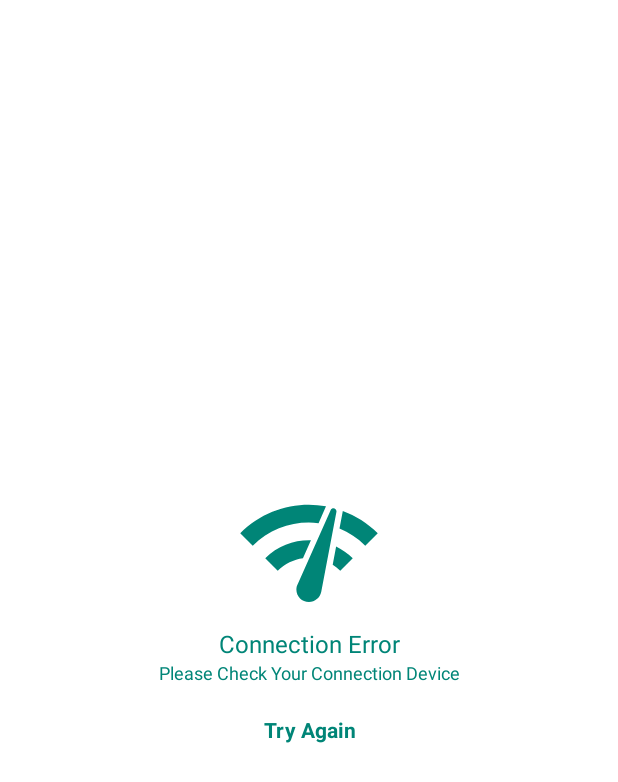
After one commit to iikimamhambali/Trending-Movie-Time, an Android app: the layout layout_empty_state.xml on its own in the app's theme, with its tools: preview values and no code run, on a phone screen of 412 x 824 dp. The commit adds this screen. Shown: the top 782 px of the screen. Run offline under Robolectric (Android 15) with nearby library versions, the phone set to English and light mode, and no system bars.

Commit message:
Configuration empty state and fixing url watch trailer youtube

```diff
--- /dev/null
+++ b/app/src/main/res/drawable/ic_network_check.xml
@@ -0,0 +1,10 @@
+<vector xmlns:android="http://schemas.android.com/apk/res/android"
+    android:width="24dp"
+    android:height="24dp"
+    android:tint="#008577"
+    android:viewportWidth="24.0"
+    android:viewportHeight="24.0">
+    <path
+        android:fillColor="#008577"
+        android:pathData="M15.9,5c-0.17,0 -0.32,0.09 -0.41,0.23l-0.07,0.15 -5.18,11.65c-0.16,0.29 -0.26,0.61 -0.26,0.96 0,1.11 0.9,2.01 2.01,2.01 0.96,0 1.77,-0.68 1.96,-1.59l0.01,-0.03L16.4,5.5c0,-0.28 -0.22,-0.5 -0.5,-0.5zM1,9l2,2c2.88,-2.88 6.79,-4.08 10.53,-3.62l1.19,-2.68C9.89,3.84 4.74,5.27 1,9zM21,11l2,-2c-1.64,-1.64 -3.55,-2.82 -5.59,-3.57l-0.53,2.82c1.5,0.62 2.9,1.53 4.12,2.75zM17,15l2,-2c-0.8,-0.8 -1.7,-1.42 -2.66,-1.89l-0.55,2.92c0.42,0.27 0.83,0.59 1.21,0.97zM5,13l2,2c1.13,-1.13 2.56,-1.79 4.03,-2l1.28,-2.88c-2.63,-0.08 -5.3,0.87 -7.31,2.88z" />
+</vector>
--- /dev/null
+++ b/app/src/main/res/layout/layout_empty_state.xml
@@ -0,0 +1,62 @@
+<?xml version="1.0" encoding="utf-8"?>
+<androidx.constraintlayout.widget.ConstraintLayout xmlns:android="http://schemas.android.com/apk/res/android"
+    xmlns:app="http://schemas.android.com/apk/res-auto"
+    android:id="@+id/sectionEmptyState"
+    android:layout_width="match_parent"
+    android:layout_height="match_parent">
+
+    <androidx.constraintlayout.widget.ConstraintLayout
+        android:layout_width="match_parent"
+        android:layout_height="wrap_content"
+        app:layout_constraintBottom_toBottomOf="parent"
+        app:layout_constraintEnd_toEndOf="parent"
+        app:layout_constraintStart_toStartOf="parent"
+        app:layout_constraintTop_toTopOf="parent">
+
+        <androidx.appcompat.widget.AppCompatImageView
+            android:id="@+id/ivEmpty"
+            android:layout_width="100dp"
+            android:layout_height="100dp"
+            app:layout_constraintEnd_toEndOf="parent"
+            app:layout_constraintStart_toStartOf="parent"
+            app:layout_constraintTop_toTopOf="parent"
+            app:srcCompat="@drawable/ic_network_check" />
+
+        <androidx.appcompat.widget.AppCompatTextView
+            android:id="@+id/tvTitleEmpty"
+            android:layout_width="wrap_content"
+            android:layout_height="wrap_content"
+            android:text="@string/label_title_error_connection"
+            android:textColor="@color/colorPrimary"
+            android:textSize="16sp"
+            app:layout_constraintEnd_toEndOf="@+id/ivEmpty"
+            app:layout_constraintStart_toStartOf="@+id/ivEmpty"
+            app:layout_constraintTop_toBottomOf="@+id/ivEmpty" />
+
+        <androidx.appcompat.widget.AppCompatTextView
+            android:id="@+id/tvSubtitleEmpty"
+            android:layout_width="wrap_content"
+            android:layout_height="wrap_content"
+            android:text="@string/label_subtitle_error_connection"
+            android:textColor="@color/colorPrimary"
+            android:textSize="12sp"
+            app:layout_constraintEnd_toEndOf="@+id/tvTitleEmpty"
+            app:layout_constraintStart_toStartOf="@+id/tvTitleEmpty"
+            app:layout_constraintTop_toBottomOf="@+id/tvTitleEmpty" />
+
+        <androidx.appcompat.widget.AppCompatTextView
+            android:id="@+id/btnReload"
+            android:layout_width="wrap_content"
+            android:layout_height="wrap_content"
+            android:layout_margin="10dp"
+            android:padding="10dp"
+            android:text="@string/label_try_again"
+            android:textColor="@color/colorPrimary"
+            android:textStyle="bold"
+            app:layout_constraintEnd_toEndOf="@+id/tvSubtitleEmpty"
+            app:layout_constraintStart_toStartOf="@+id/tvSubtitleEmpty"
+            app:layout_constraintTop_toBottomOf="@+id/tvSubtitleEmpty" />
+
+    </androidx.constraintlayout.widget.ConstraintLayout>
+
+</androidx.constraintlayout.widget.ConstraintLayout>
--- a/app/src/main/res/values/strings.xml
+++ b/app/src/main/res/values/strings.xml
@@ -1,6 +1,9 @@
 <resources>
     <string name="app_name">Movie Time</string>
     <string name="link_youtube_image">"https://img.youtube.com/vi/%s/0.jpg"</string>
-    <string name="link_youtube_trailer">https://www.youtube.com/watch?%s</string>
+    <string name="link_youtube_trailer">https://www.youtube.com/watch?v=%s</string>
+    <string name="label_title_error_connection">Connection Error</string>
+    <string name="label_subtitle_error_connection">Please Check Your Connection Device</string>
+    <string name="label_try_again">Try Again</string>
 
 </resources>
```
Also changed, not shown: app/src/main/java/com/android/movietime/view/detail/DetailMovieActivity.kt (+32 -1 lines), app/src/main/java/com/android/movietime/view/home/HomeActivity.kt (+31 -0 lines), app/src/main/res/layout/activity_detail_movie.xml (+9 -0 lines), app/src/main/res/layout/activity_main.xml (+9 -0 lines).
